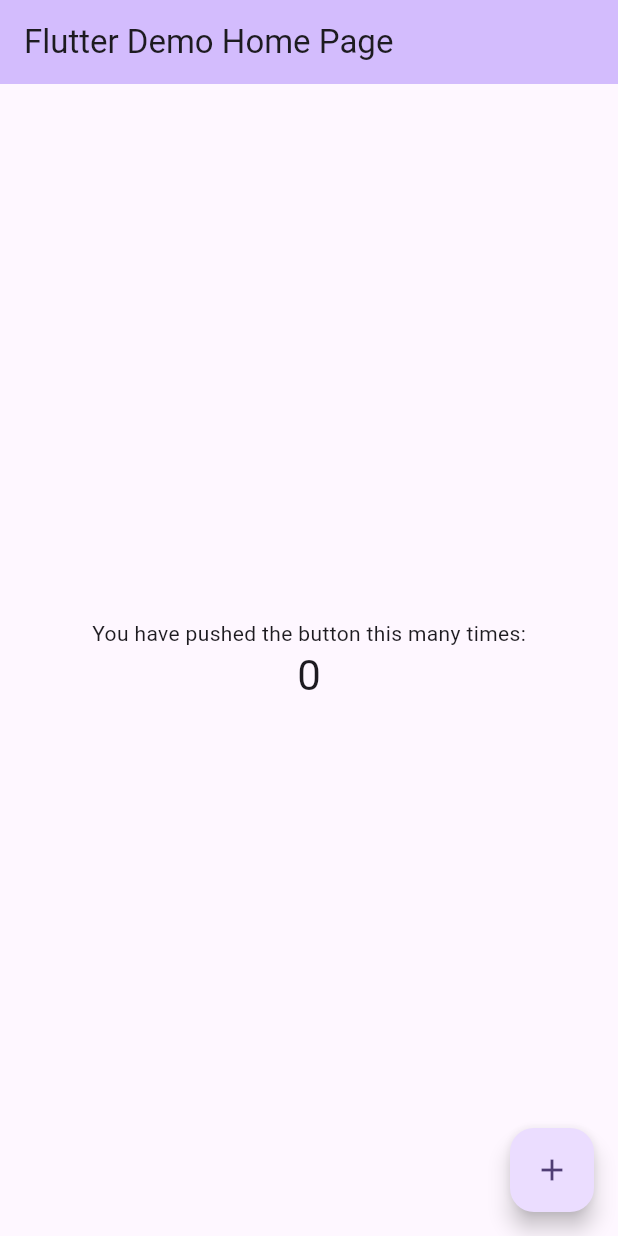
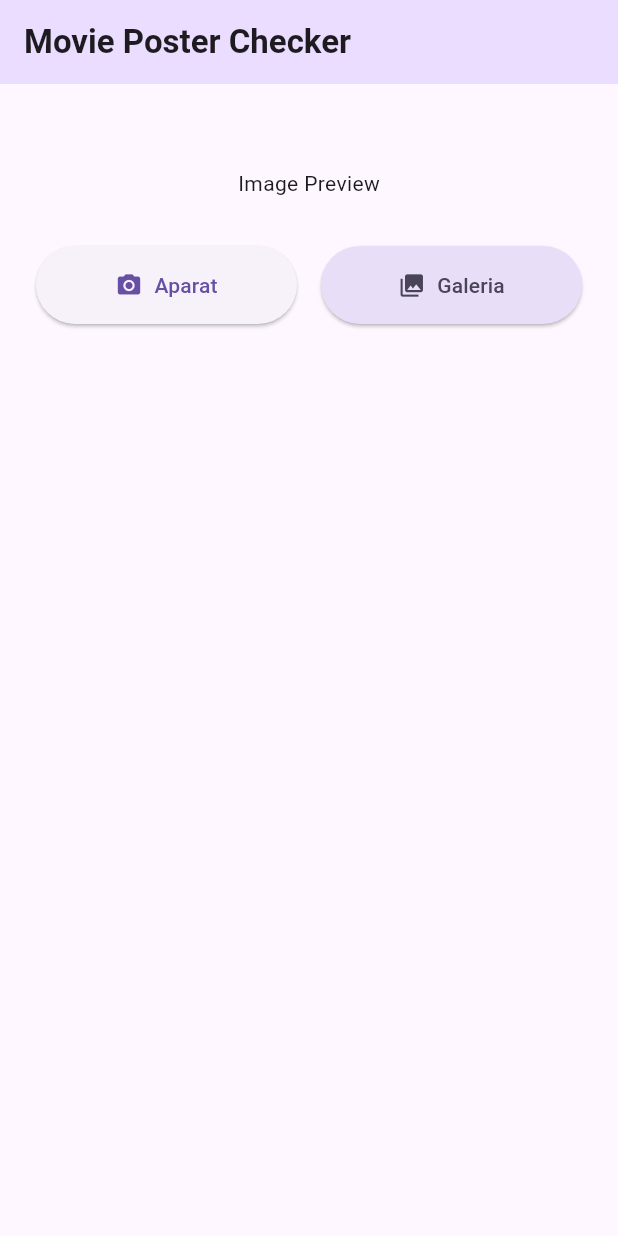
Before and after one commit to xKerelek/MoviePosterChekcer, a Flutter app: the screen it shows after launch, on a phone screen of 412 x 824 dp. Run offline on Flutter 3.47's test engine with Material 3 defaults, Android fonts, the phone set to English and light mode, and no system bars.

Commit message:
HomeScreen View

```diff
--- a/movie_poster_checker_app/lib/main.dart
+++ b/movie_poster_checker_app/lib/main.dart
@@ -1,122 +1,19 @@
 import 'package:flutter/material.dart';
+import 'screens/home_screen.dart';
 
 void main() {
-  runApp(const MyApp());
+  runApp(const MoviePosterCheckerApp());
 }
 
-class MyApp extends StatelessWidget {
-  const MyApp({super.key});
+class MoviePosterCheckerApp extends StatelessWidget {
+  const MoviePosterCheckerApp({super.key});
 
-  // This widget is the root of your application.
   @override
   Widget build(BuildContext context) {
     return MaterialApp(
-      title: 'Flutter Demo',
-      theme: ThemeData(
-        // This is the theme of your application.
-        //
-        // TRY THIS: Try running your application with "flutter run". You'll see
-        // the application has a purple toolbar. Then, without quitting the app,
-        // try changing the seedColor in the colorScheme below to Colors.green
-        // and then invoke "hot reload" (save your changes or press the "hot
-        // reload" button in a Flutter-supported IDE, or press "r" if you used
-        // the command line to start the app).
-        //
-        // Notice that the counter didn't reset back to zero; the application
-        // state is not lost during the reload. To reset the state, use hot
-        // restart instead.
-        //
-        // This works for code too, not just values: Most code changes can be
-        // tested with just a hot reload.
-        colorScheme: .fromSeed(seedColor: Colors.deepPurple),
-      ),
-      home: const MyHomePage(title: 'Flutter Demo Home Page'),
+      title: "Movie Poster Checker",
+      debugShowCheckedModeBanner: false,
+      home: const HomeScreen(),
     );
   }
 }
-
-class MyHomePage extends StatefulWidget {
-  const MyHomePage({super.key, required this.title});
-
-  // This widget is the home page of your application. It is stateful, meaning
-  // that it has a State object (defined below) that contains fields that affect
-  // how it looks.
-
-  // This class is the configuration for the state. It holds the values (in this
-  // case the title) provided by the parent (in this case the App widget) and
-  // used by the build method of the State. Fields in a Widget subclass are
-  // always marked "final".
-
-  final String title;
-
-  @override
-  State<MyHomePage> createState() => _MyHomePageState();
-}
-
-class _MyHomePageState extends State<MyHomePage> {
-  int _counter = 0;
-
-  void _incrementCounter() {
-    setState(() {
-      // This call to setState tells the Flutter framework that something has
-      // changed in this State, which causes it to rerun the build method below
-      // so that the display can reflect the updated values. If we changed
-      // _counter without calling setState(), then the build method would not be
-      // called again, and so nothing would appear to happen.
-      _counter++;
-    });
-  }
-
-  @override
-  Widget build(BuildContext context) {
-    // This method is rerun every time setState is called, for instance as done
-    // by the _incrementCounter method above.
-    //
-    // The Flutter framework has been optimized to make rerunning build methods
-    // fast, so that you can just rebuild anything that needs updating rather
-    // than having to individually change instances of widgets.
-    return Scaffold(
-      appBar: AppBar(
-        // TRY THIS: Try changing the color here to a specific color (to
-        // Colors.amber, perhaps?) and trigger a hot reload to see the AppBar
-        // change color while the other colors stay the same.
-        backgroundColor: Theme.of(context).colorScheme.inversePrimary,
-        // Here we take the value from the MyHomePage object that was created by
-        // the App.build method, and use it to set our appbar title.
-        title: Text(widget.title),
-      ),
-      body: Center(
-        // Center is a layout widget. It takes a single child and positions it
-        // in the middle of the parent.
-        child: Column(
-          // Column is also a layout widget. It takes a list of children and
-          // arranges them vertically. By default, it sizes itself to fit its
-          // children horizontally, and tries to be as tall as its parent.
-          //
-          // Column has various properties to control how it sizes itself and
-          // how it positions its children. Here we use mainAxisAlignment to
-          // center the children vertically; the main axis here is the vertical
-          // axis because Columns are vertical (the cross axis would be
-          // horizontal).
-          //
-          // TRY THIS: Invoke "debug painting" (choose the "Toggle Debug Paint"
-          // action in the IDE, or press "p" in the console), to see the
-          // wireframe for each widget.
-          mainAxisAlignment: .center,
-          children: [
-            const Text('You have pushed the button this many times:'),
-            Text(
-              '$_counter',
-              style: Theme.of(context).textTheme.headlineMedium,
-            ),
-          ],
-        ),
-      ),
-      floatingActionButton: FloatingActionButton(
-        onPressed: _incrementCounter,
-        tooltip: 'Increment',
-        child: const Icon(Icons.add),
-      ),
-    );
-  }
-}
--- /dev/null
+++ b/movie_poster_checker_app/lib/screens/home_screen.dart
@@ -0,0 +1,72 @@
+import 'dart:io';
+import 'package:flutter/material.dart';
+
+class HomeScreen extends StatefulWidget {
+  const HomeScreen({super.key});
+
+  @override
+  State<HomeScreen> createState() => _HomeScreenState();
+}
+
+class _HomeScreenState extends State<HomeScreen> {
+  @override
+  Widget build(BuildContext context) {
+    return Scaffold(
+      appBar: AppBar(
+        title: const Text(
+          "Movie Poster Checker",
+          style: TextStyle(fontWeight: FontWeight.bold),
+        ),
+        backgroundColor: Theme.of(context).colorScheme.primaryContainer,
+      ),
+      body: SingleChildScrollView(
+        child: Padding(
+          padding: const EdgeInsets.all(24.0),
+          child: Column(
+            crossAxisAlignment: CrossAxisAlignment.center,
+            children: [
+              const SizedBox(height: 32),
+              Text("Image Preview"),
+
+              const SizedBox(height: 32),
+              if (true) ...[
+                Row(
+                  mainAxisAlignment: MainAxisAlignment.center,
+                  children: [
+                    Expanded(
+                      child: ElevatedButton.icon(
+                        onPressed: () => 1,
+                        icon: const Icon(Icons.camera_alt),
+                        label: const Text("Aparat"),
+                        style: ElevatedButton.styleFrom(
+                          padding: const EdgeInsets.symmetric(vertical: 16),
+                        ),
+                      ),
+                    ),
+                    const SizedBox(width: 16),
+                    Expanded(
+                      child: ElevatedButton.icon(
+                        onPressed: () => 1,
+                        icon: const Icon(Icons.photo_library),
+                        label: const Text("Galeria"),
+                        style: ElevatedButton.styleFrom(
+                          padding: const EdgeInsets.symmetric(vertical: 16),
+                          backgroundColor: Theme.of(
+                            context,
+                          ).colorScheme.secondaryContainer,
+                          foregroundColor: Theme.of(
+                            context,
+                          ).colorScheme.onSecondaryContainer,
+                        ),
+                      ),
+                    ),
+                  ],
+                ),
+              ],
+            ],
+          ),
+        ),
+      ),
+    );
+  }
+}
```
Also changed, not shown: 1 other file.
